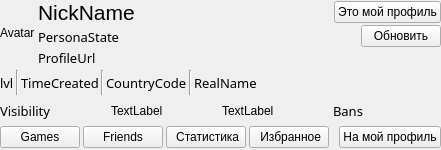
Above: AraSteamManager/subform/formprofile.ui from Arankir/AraSteamManager before the change. Below: the same form after it.
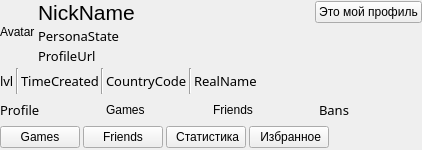
That is the form after the change.

```diff
--- a/AraSteamManager/subform/formprofile.ui
+++ b/AraSteamManager/subform/formprofile.ui
@@ -6,7 +6,7 @@
    <rect>
     <x>0</x>
     <y>0</y>
-    <width>441</width>
+    <width>422</width>
     <height>150</height>
    </rect>
   </property>
@@ -126,13 +126,6 @@
            </property>
           </spacer>
          </item>
-         <item>
-          <widget class="QPushButton" name="ButtonUpdate">
-           <property name="text">
-            <string>Обновить</string>
-           </property>
-          </widget>
-         </item>
         </layout>
        </item>
        <item>
@@ -188,6 +181,12 @@
      </property>
      <item>
       <widget class="QLabel" name="Labellvl">
+       <property name="sizePolicy">
+        <sizepolicy hsizetype="Preferred" vsizetype="Minimum">
+         <horstretch>0</horstretch>
+         <verstretch>0</verstretch>
+        </sizepolicy>
+       </property>
        <property name="font">
         <font>
          <family>Ebrima</family>
@@ -208,6 +207,12 @@
      </item>
      <item>
       <widget class="QLabel" name="LabelTimeCreated">
+       <property name="sizePolicy">
+        <sizepolicy hsizetype="Preferred" vsizetype="Minimum">
+         <horstretch>0</horstretch>
+         <verstretch>0</verstretch>
+        </sizepolicy>
+       </property>
        <property name="font">
         <font>
          <family>Ebrima</family>
@@ -228,6 +233,12 @@
      </item>
      <item>
       <widget class="QLabel" name="LabelLocCountryCode">
+       <property name="sizePolicy">
+        <sizepolicy hsizetype="Preferred" vsizetype="Minimum">
+         <horstretch>0</horstretch>
+         <verstretch>0</verstretch>
+        </sizepolicy>
+       </property>
        <property name="font">
         <font>
          <family>Ebrima</family>
@@ -248,6 +259,12 @@
      </item>
      <item>
       <widget class="QLabel" name="LabelRealName">
+       <property name="sizePolicy">
+        <sizepolicy hsizetype="Preferred" vsizetype="Minimum">
+         <horstretch>0</horstretch>
+         <verstretch>0</verstretch>
+        </sizepolicy>
+       </property>
        <property name="font">
         <font>
          <family>Ebrima</family>
@@ -278,6 +295,12 @@
     <layout class="QHBoxLayout" name="horizontalLayout_3">
      <item>
       <widget class="QLabel" name="LabelProfileVisibility">
+       <property name="sizePolicy">
+        <sizepolicy hsizetype="Preferred" vsizetype="Minimum">
+         <horstretch>0</horstretch>
+         <verstretch>0</verstretch>
+        </sizepolicy>
+       </property>
        <property name="font">
         <font>
          <family>Ebrima</family>
@@ -285,26 +308,44 @@
         </font>
        </property>
        <property name="text">
-        <string>Visibility</string>
+        <string>Profile</string>
        </property>
       </widget>
      </item>
      <item>
-      <widget class="QLabel" name="label">
+      <widget class="QLabel" name="LabelGamesVisibility">
+       <property name="sizePolicy">
+        <sizepolicy hsizetype="Preferred" vsizetype="Minimum">
+         <horstretch>0</horstretch>
+         <verstretch>0</verstretch>
+        </sizepolicy>
+       </property>
        <property name="text">
-        <string>TextLabel</string>
+        <string>Games</string>
        </property>
       </widget>
      </item>
      <item>
-      <widget class="QLabel" name="label_2">
+      <widget class="QLabel" name="LabelFriendsVisibility">
+       <property name="sizePolicy">
+        <sizepolicy hsizetype="Preferred" vsizetype="Minimum">
+         <horstretch>0</horstretch>
+         <verstretch>0</verstretch>
+        </sizepolicy>
+       </property>
        <property name="text">
-        <string>TextLabel</string>
+        <string>Friends</string>
        </property>
       </widget>
      </item>
      <item>
       <widget class="QLabel" name="LabelBans">
+       <property name="sizePolicy">
+        <sizepolicy hsizetype="Preferred" vsizetype="Minimum">
+         <horstretch>0</horstretch>
+         <verstretch>0</verstretch>
+        </sizepolicy>
+       </property>
        <property name="font">
         <font>
          <family>Ebrima</family>
@@ -370,13 +411,6 @@
        </property>
       </spacer>
      </item>
-     <item>
-      <widget class="QPushButton" name="ButtonGoToMyProfile">
-       <property name="text">
-        <string>На мой профиль</string>
-       </property>
-      </widget>
-     </item>
     </layout>
    </item>
   </layout>
```
Left out of the diff: 2 changed lines with no effect on the pictures.
